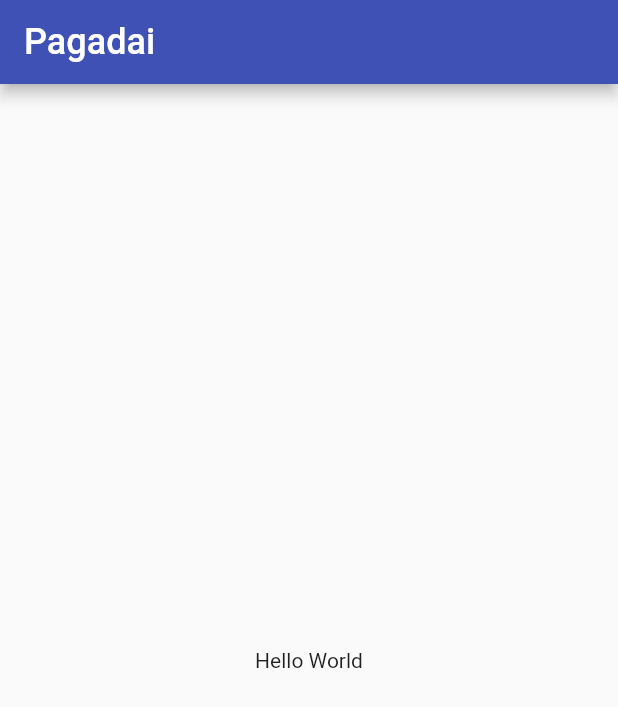
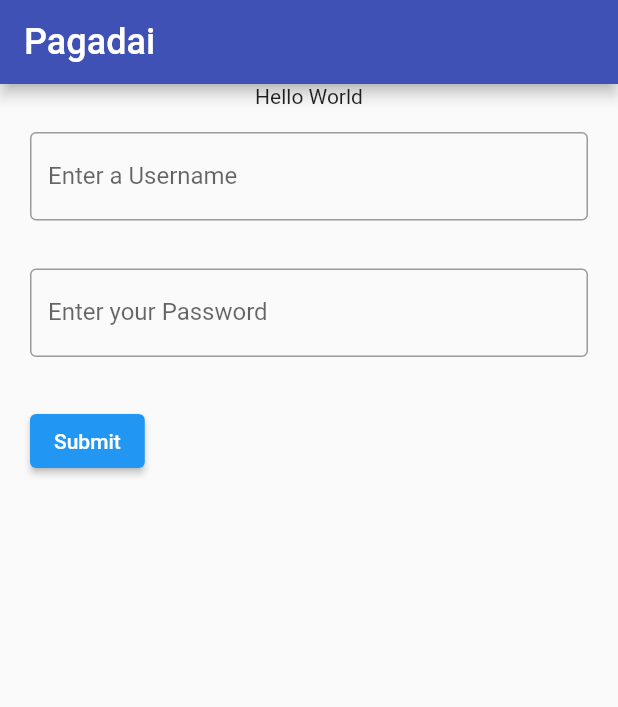
Before and after one commit to Surendhar-CS/pagadai, a Flutter app: the screen it shows after launch, on a phone screen of 412 x 824 dp. Shown: the top 707 px of the screen. Run offline on Flutter 3.47's test engine with Material 2 defaults, Android fonts, the phone set to English and light mode, and no system bars.

Commit message:
added login form with inputboxes and created a form validation(Validator logic missing)

```diff
--- a/lib/main.dart
+++ b/lib/main.dart
@@ -28,18 +28,66 @@ class LoginPage extends StatefulWidget {
 }
 
 class _LoginPageState extends State<LoginPage> {
+  final _LoginPage = GlobalKey<FormState>();
   @override
   Widget build(BuildContext context) {
     return Scaffold(
         appBar: AppBar(
-          title: Text(
+          title: const Text(
             "Pagadai",
             style: TextStyle(fontSize: 24),
           ),
           backgroundColor: Colors.indigo,
         ),
-        body: Center(
-          child: Text("Hello World"),
-        ));
+        body: Column(children: <Widget>[
+          Text("Hello World"),
+          const Padding(
+            padding: EdgeInsets.symmetric(horizontal: 20, vertical: 16),
+            child: TextField(
+              decoration: InputDecoration(
+                border: OutlineInputBorder(),
+                labelText: 'Enter a Username',
+              ),
+            ),
+          ),
+          Padding(
+            padding: const EdgeInsets.symmetric(horizontal: 20, vertical: 16),
+            child: TextFormField(
+              key: _LoginPage,
+              decoration: const InputDecoration(
+                border: OutlineInputBorder(),
+                labelText: 'Enter your Password',
+              ),
+              validator: (value) {
+                if (value == null || value.isEmpty) {
+                  return 'Please enter some text';
+                }
+                return 'please enter';
+              },
+            ),
+          ),
+          Row(
+            children: [
+              Padding(
+                padding:
+                    const EdgeInsets.symmetric(horizontal: 20, vertical: 16),
+                child: ElevatedButton(
+                  onPressed: () {
+                    // Validate returns true if the form is valid, or false otherwise.
+                    print('Button Pressed');
+                    if (_LoginPage.currentState!.validate()) {
+                      // If the form is valid, display a snackbar. In the real world,
+                      // you'd often call a server or save the information in a database.
+                      ScaffoldMessenger.of(context).showSnackBar(
+                        const SnackBar(content: Text('Processing Data')),
+                      );
+                    }
+                  },
+                  child: const Text('Submit'),
+                ),
+              ),
+            ],
+          ),
+        ]));
   }
 }
```
